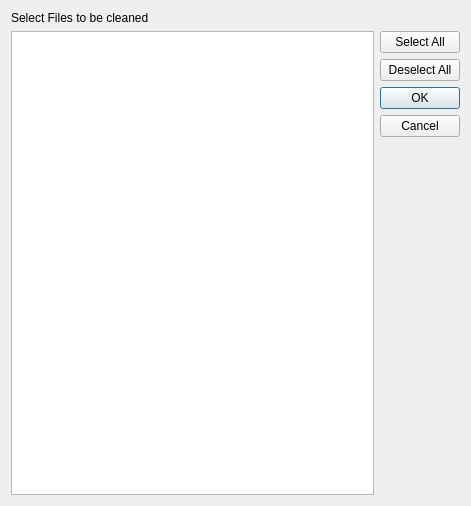
This is applications/cfactor/widgets/delete_backups.ui in ebrahimraeyat/civilTools as Qt 5 draws it before an edit. The edited form follows.
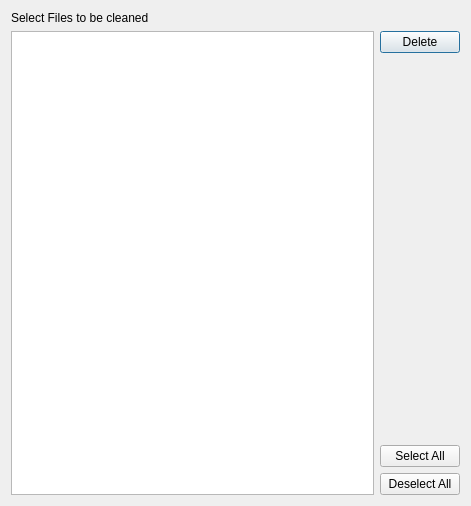
This is the edited form.

```diff
--- a/applications/cfactor/widgets/delete_backups.ui
+++ b/applications/cfactor/widgets/delete_backups.ui
@@ -32,6 +32,26 @@
      </item>
      <item>
       <layout class="QVBoxLayout" name="verticalLayout">
+       <item>
+        <widget class="QPushButton" name="delete_button">
+         <property name="text">
+          <string>Delete</string>
+         </property>
+        </widget>
+       </item>
+       <item>
+        <spacer name="verticalSpacer">
+         <property name="orientation">
+          <enum>Qt::Vertical</enum>
+         </property>
+         <property name="sizeHint" stdset="0">
+          <size>
+           <width>20</width>
+           <height>40</height>
+          </size>
+         </property>
+        </spacer>
+       </item>
        <item>
         <widget class="QPushButton" name="select_all">
          <property name="text">
@@ -46,19 +66,6 @@
          </property>
         </widget>
        </item>
-       <item>
-        <widget class="QDialogButtonBox" name="buttonBox">
-         <property name="orientation">
-          <enum>Qt::Vertical</enum>
-         </property>
-         <property name="standardButtons">
-          <set>QDialogButtonBox::Cancel|QDialogButtonBox::Ok</set>
-         </property>
-         <property name="centerButtons">
-          <bool>false</bool>
-         </property>
-        </widget>
-       </item>
       </layout>
      </item>
     </layout>
```
Left out of the diff: 37 changed lines with no effect on the pictures.
